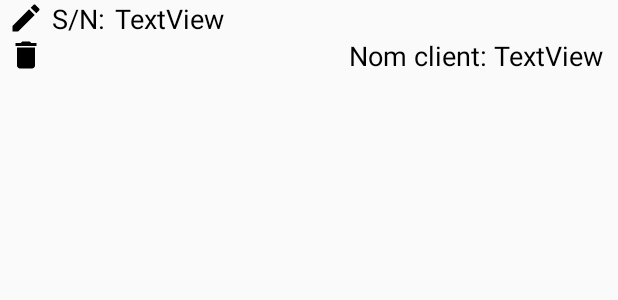
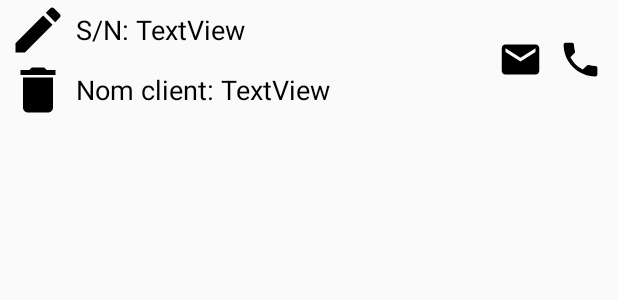
Before and after one commit to Xaambo/BuidemSL_APP, an Android app: the layout layout_maquina.xml on its own in the app's theme, with its tools: preview values and no code run, on a phone screen of 412 x 824 dp. Shown: the top 300 px of the screen. Run offline under Robolectric (Android 15) with nearby library versions, the phone set to English and light mode, and no system bars.

Commit message:
filtratge per numero de serie i botons per a fer trucades i enviar mails

```diff
--- a/app/src/main/AndroidManifest.xml
+++ b/app/src/main/AndroidManifest.xml
@@ -8,7 +8,7 @@
         android:label="@string/app_name"
         android:roundIcon="@mipmap/ic_launcher_round"
         android:supportsRtl="true"
-        android:theme="@style/AppTheme">
+        android:theme="@style/Theme.AppCompat.DayNight.DarkActionBar">
         <activity
             android:name=".MainActivity"
             android:label="@string/app_name"
--- /dev/null
+++ b/app/src/main/res/drawable/ic_mail_black.xml
@@ -0,0 +1,9 @@
+<vector xmlns:android="http://schemas.android.com/apk/res/android"
+        android:width="24dp"
+        android:height="24dp"
+        android:viewportWidth="24.0"
+        android:viewportHeight="24.0">
+    <path
+        android:fillColor="#FF000000"
+        android:pathData="M20,4L4,4c-1.1,0 -1.99,0.9 -1.99,2L2,18c0,1.1 0.9,2 2,2h16c1.1,0 2,-0.9 2,-2L22,6c0,-1.1 -0.9,-2 -2,-2zM20,8l-8,5 -8,-5L4,6l8,5 8,-5v2z"/>
+</vector>
--- /dev/null
+++ b/app/src/main/res/drawable/ic_phone_black.xml
@@ -0,0 +1,9 @@
+<vector xmlns:android="http://schemas.android.com/apk/res/android"
+        android:width="24dp"
+        android:height="24dp"
+        android:viewportWidth="24.0"
+        android:viewportHeight="24.0">
+    <path
+        android:fillColor="#FF000000"
+        android:pathData="M6.62,10.79c1.44,2.83 3.76,5.14 6.59,6.59l2.2,-2.2c0.27,-0.27 0.67,-0.36 1.02,-0.24 1.12,0.37 2.33,0.57 3.57,0.57 0.55,0 1,0.45 1,1V20c0,0.55 -0.45,1 -1,1 -9.39,0 -17,-7.61 -17,-17 0,-0.55 0.45,-1 1,-1h3.5c0.55,0 1,0.45 1,1 0,1.25 0.2,2.45 0.57,3.57 0.11,0.35 0.03,0.74 -0.25,1.02l-2.2,2.2z"/>
+</vector>
--- a/app/src/main/res/layout/layout_maquina.xml
+++ b/app/src/main/res/layout/layout_maquina.xml
@@ -12,17 +12,18 @@
         android:layout_marginStart="5dp"
         android:layout_marginLeft="5dp">
 
-
-
         <LinearLayout
-            android:layout_width="wrap_content"
+            android:layout_width="match_parent"
             android:layout_height="wrap_content"
-            android:orientation="horizontal" >
+            android:orientation="horizontal"
+            android:gravity="center_vertical"
+            android:layout_marginEnd="10dp"
+            android:layout_marginRight="10dp">
 
             <ImageView
                 android:id="@+id/btnEditMaquina"
-                android:layout_width="wrap_content"
-                android:layout_height="wrap_content"
+                android:layout_width="40dp"
+                android:layout_height="40dp"
                 android:src="@drawable/ic_edit_black"
                 android:layout_marginEnd="5dp"
                 android:layout_marginRight="5dp"
@@ -32,8 +33,6 @@
                 android:id="@+id/headerSN"
                 android:layout_width="wrap_content"
                 android:layout_height="wrap_content"
-                android:paddingEnd="2dp"
-                android:paddingRight="2dp"
                 android:text="S/N: "
                 android:textColor="@android:color/black"
                 android:textSize="18dp" />
@@ -52,22 +51,22 @@
             android:layout_width="match_parent"
             android:layout_height="wrap_content"
             android:orientation="horizontal"
-            android:gravity="end"
+            android:gravity="center_vertical"
             android:layout_marginEnd="10dp"
             android:layout_marginRight="10dp">
 
             <ImageView
                 android:id="@+id/btnDelMaquina"
+                android:layout_width="40dp"
+                android:layout_height="40dp"
+                android:layout_marginEnd="5dp"
+                android:layout_marginRight="5dp"
+                android:src="@drawable/ic_delete_black"/>
+
+            <LinearLayout
                 android:layout_width="wrap_content"
                 android:layout_height="wrap_content"
-                android:src="@drawable/ic_delete_black"
-                android:layout_gravity="right|start"/>
-
-            <LinearLayout
-                android:layout_width="match_parent"
-                android:layout_height="wrap_content"
-                android:orientation="horizontal"
-                android:gravity="end">
+                android:orientation="horizontal">
 
                 <TextView
                     android:id="@+id/headerNomMaquina"
@@ -91,4 +90,21 @@
 
     </LinearLayout>
 
+    <ImageView
+        android:id="@+id/btnMail"
+        android:layout_width="30dp"
+        android:layout_height="30dp"
+        android:src="@drawable/ic_mail_black"
+        android:layout_marginEnd="10dp"
+        android:layout_marginRight="10dp"/>
+
+    <ImageView
+        android:id="@+id/btnTel"
+        android:layout_width="30dp"
+        android:layout_height="30dp"
+        android:src="@drawable/ic_phone_black"
+        android:layout_marginEnd="10dp"
+        android:layout_marginRight="10dp"
+        />
+
 </LinearLayout>
--- a/app/src/main/res/menu/layout_menu.xml
+++ b/app/src/main/res/menu/layout_menu.xml
@@ -7,7 +7,7 @@
         android:icon="@drawable/ic_search_black_24dp"
         android:title="Search"
         app:showAsAction="always"
-        app:actionViewClass="android.widget.SearchView" />
+        app:actionViewClass="androidx.appcompat.widget.SearchView" />
 
     <item
         android:id="@+id/filter"
@@ -16,6 +16,9 @@
         android:title="Menu">
 
         <menu>
+
+            <item android:id="@+id/orderByID"
+                android:title="Original" />
 
             <item android:id="@+id/orderByNom"
                 android:title="Nom Client" />
```
Also changed, not shown: app/src/main/java/com/example/buidemsl_app/DatasourceDB.java (+8 -0 lines), app/src/main/java/com/example/buidemsl_app/adapters/adapterMaquines.java (+28 -2 lines), app/src/main/java/com/example/buidemsl_app/ui/main/FragmentMaquines.java (+53 -2 lines).
